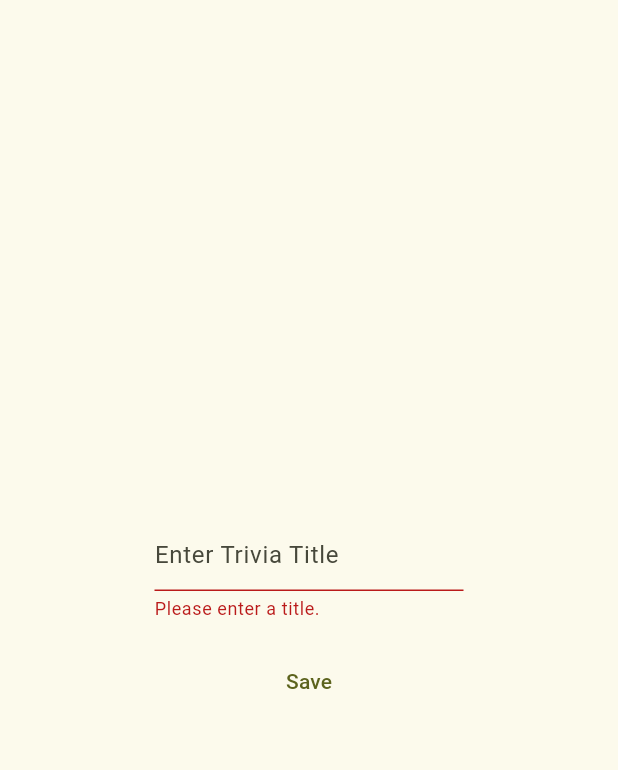
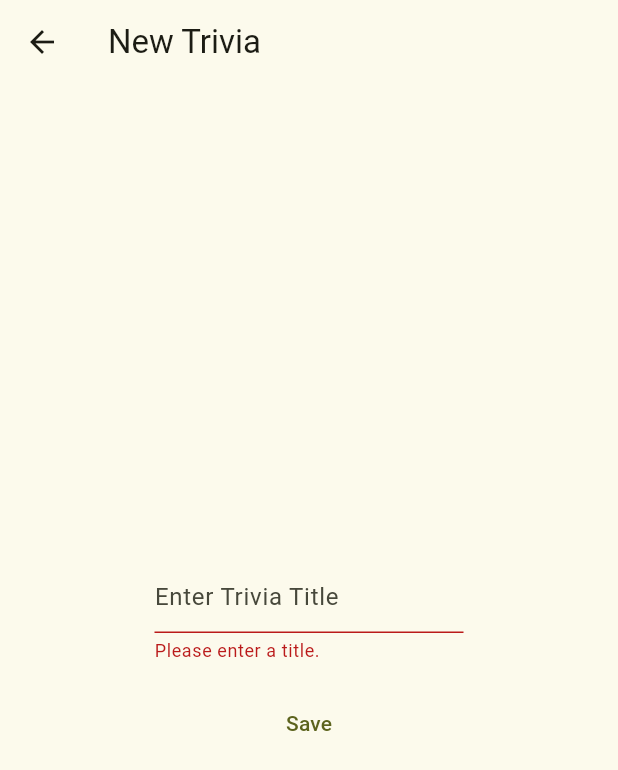
Before and after one commit to gmacgre/trivia, a Flutter app: the NewTriviaPage screen opened by its route, after a tap on "Save", on a phone screen of 412 x 824 dp. Shown: the top 770 px of the screen. Run offline on Flutter 3.47's test engine with Material 3 defaults, Android fonts, the phone set to English and light mode, and no system bars; missing offline and left inert: window_manager.

Commit message:
Some Changes Pre-Interviews

```diff
--- a/lib/logic/file_manager.dart
+++ b/lib/logic/file_manager.dart
@@ -1,19 +1,42 @@
 import 'dart:io';
 import 'dart:convert';
+import 'package:path_provider/path_provider.dart';
 import 'package:trivia/model/trivia.dart';
 
 class FileManager {
-  static readFile(String location) {
+  static Future<String> getPath() async {
+    Directory newDir = await getApplicationDocumentsDirectory();
+    newDir = Directory.fromUri(Uri.directory('${newDir.path}\\triviaApp', windows: true));
+    if(!newDir.existsSync()) {
+      newDir.create(recursive: true);
+    }
+    return newDir.path;
+  }
+
+
+
+
+  static bool saveExists(String location) {
+    File file = File(location);
+    return file.existsSync();
+  }
+
+  static Trivia readFile(String location) {
     File file = File(location);
     String json = file.readAsStringSync();
     var map = jsonDecode(json) as Map<String, dynamic>;
     return Trivia.fromJson(map);
   }
 
-  static writeFile(Trivia t, String location) {
+  static void writeFile(Trivia t, String location) {
     String toWrite = jsonEncode(t);
     File file = File(location);
     file.writeAsStringSync(toWrite);
   }
 
+  static bool validSave(String location) {
+    // TODO: Ensure valid file saving
+    return true;
+  }
+
 }
--- a/lib/main.dart
+++ b/lib/main.dart
@@ -1,7 +1,7 @@
 import 'package:flutter/material.dart';
-import 'package:trivia/pages/landing.dart';
-import 'package:trivia/pages/new_trivia.dart';
-import 'package:trivia/pages/settings.dart';
+import 'package:trivia/pages/menu/landing.dart';
+import 'package:trivia/pages/menu/new.dart';
+import 'package:trivia/pages/menu/settings.dart';
 import 'package:window_manager/window_manager.dart';
 
 void main() async {
--- a/lib/pages/editor.dart
+++ b/lib/pages/editor.dart
@@ -27,16 +27,23 @@ class _TriviaEditorPageState extends State<TriviaEditorPage> {
   }
 
   void _readLocation() {
-    if(widget.title != '') {
-      trivia = Trivia(title: widget.title);
+    trivia = Trivia(title: widget.title);
+    if(FileManager.saveExists(widget.location)) {
+      trivia = FileManager.readFile(widget.location);
     }
     else {
-      trivia = FileManager.readFile(widget.location);
+      FileManager.writeFile(trivia, widget.location);
     }
   }
 
   @override
   Widget build(BuildContext context) {
-    return const Placeholder();
+    return Scaffold(
+      appBar: AppBar(
+        title: Text(trivia.title),
+        centerTitle: true,
+      ),
+      body: const Placeholder(),
+    );
   }
 }
--- a/lib/pages/new_trivia.dart
+++ b/lib/pages/menu/new.dart
@@ -1,6 +1,5 @@
-import 'dart:io';
 import 'package:flutter/material.dart';
-import 'package:path_provider/path_provider.dart';
+import 'package:trivia/logic/file_manager.dart';
 import 'package:trivia/pages/editor.dart';
 
 class NewTriviaPage extends StatefulWidget {
@@ -12,7 +11,7 @@ class NewTriviaPage extends StatefulWidget {
 
 class _NewTriviaPageState extends State<NewTriviaPage> {
   final GlobalKey<FormState> _formKey = GlobalKey<FormState>();
-  late final Directory dir;
+  late final String _dir;
   String saveLocation = '';
   String newTitle = '';
 
@@ -23,19 +22,18 @@ class _NewTriviaPageState extends State<NewTriviaPage> {
   }
 
   void _getdir() async {
-    Directory newDir = await getApplicationDocumentsDirectory();
-    newDir = Directory.fromUri(Uri.directory('${newDir.path}\\triviaApp', windows: true));
-    if(!newDir.existsSync()) {
-      newDir.create(recursive: true);
-    }
+    String newDir = await FileManager.getPath();
     setState(() {
-      dir = newDir;
+      _dir = newDir;
     });
   }
 
   @override
   Widget build(BuildContext context) {
     return Scaffold(
+      appBar: AppBar(
+        title: const Text('New Trivia'),
+      ),
       body: Form(
         key: _formKey,
         child: Center(
@@ -55,14 +53,15 @@ class _NewTriviaPageState extends State<NewTriviaPage> {
                       if (value == null || value.isEmpty) {
                         return 'Please enter a title.';
                       }
-                      // TODO: Ensure valid file saving
                       String tocheck = _convertTitletoSaveId(value);
-                      File f = File('${dir.path}$tocheck.json');
-                      if(f.existsSync()) {
-                        debugPrint('File Exists!!');
+                      String location = '$_dir$tocheck.json';
+                      if(!FileManager.validSave(location)) {
+                        return 'Illegal Characters Used';
+                      }
+                      if(FileManager.saveExists(location)) {
                         return 'File Already Exists.';
                       }
-                      saveLocation = f.path;
+                      saveLocation = location;
                       newTitle = value;
                       return null;
                     },
@@ -78,8 +77,10 @@ class _NewTriviaPageState extends State<NewTriviaPage> {
                     }
                     // Make a new Object to Write and Save
                     // Launch a new TriviaEditPage Object with the basic parameters
-                    Navigator.of(context).push(MaterialPageRoute(
-                      builder: (context) => TriviaEditorPage(location: saveLocation, title: newTitle)),
+                    Navigator.of(context).pushReplacement(
+                      MaterialPageRoute(
+                        builder: (context) => TriviaEditorPage(location: saveLocation, title: newTitle)
+                      ),
                     );
                   },
                   child: const Text('Save'),
```
Also changed, not shown: lib/pages/menu/load.dart (added, +33 -0 lines), lib/pages/menu/landing.dart (renamed from lib/pages/landing.dart), lib/pages/menu/settings.dart (renamed from lib/pages/settings.dart), 1 other file.
